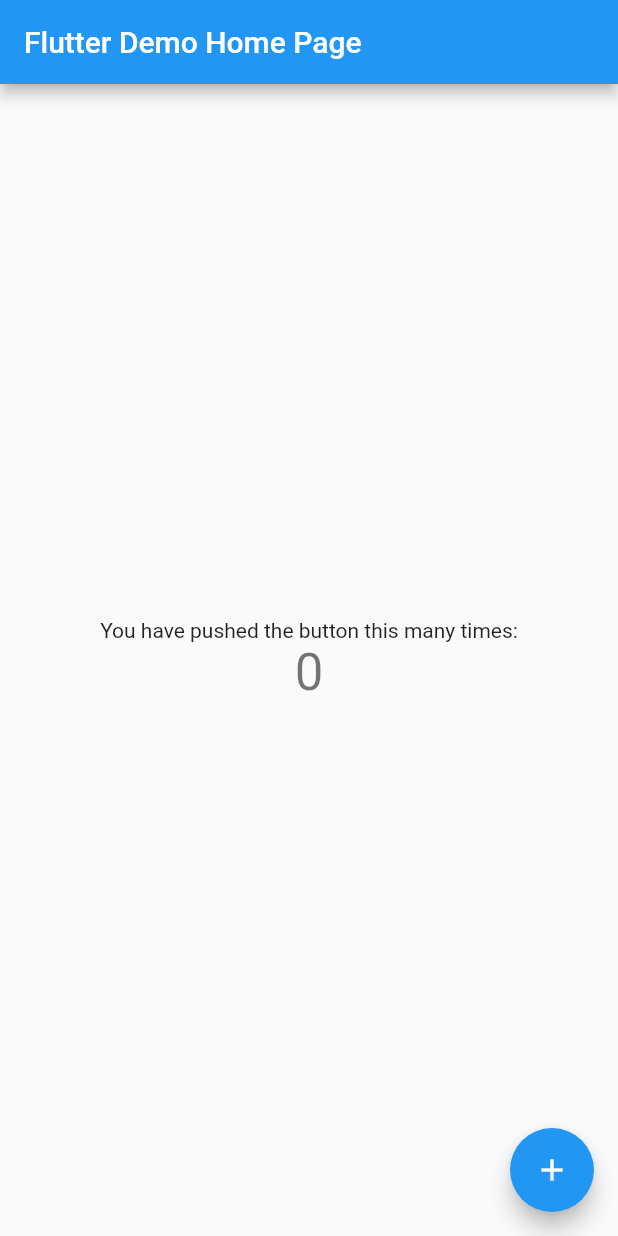
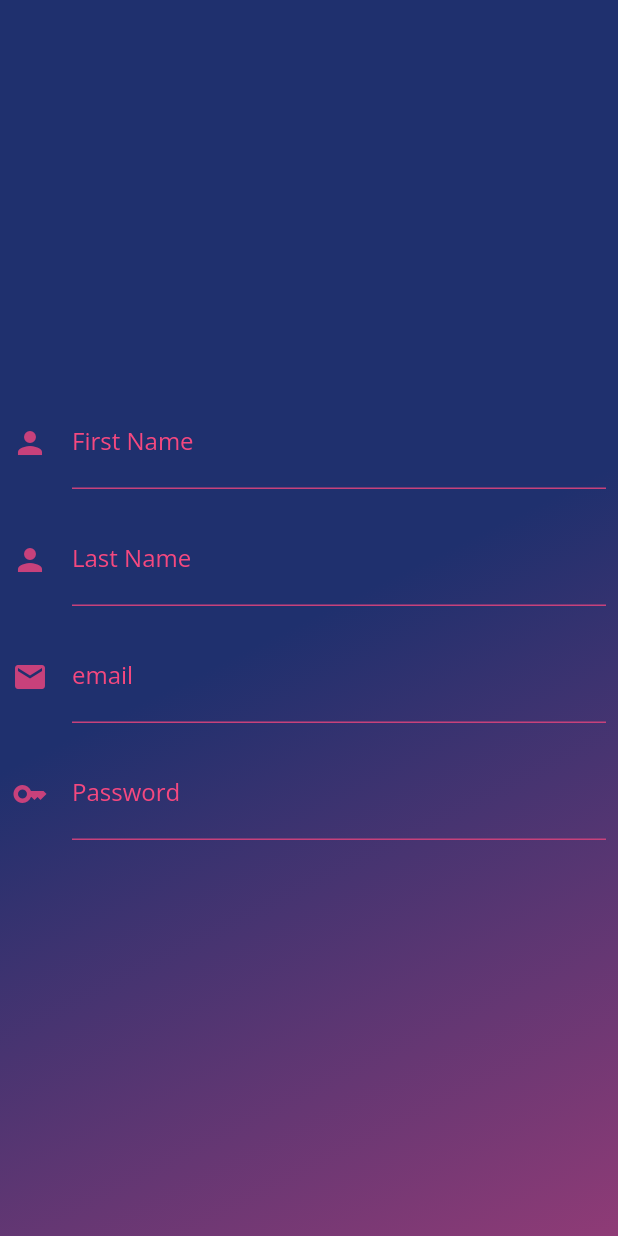
Before and after one commit to matheusmei/fit_record_app, a Flutter app: the screen it shows after launch, on a phone screen of 412 x 824 dp. Run offline on Flutter 3.47's test engine with Material 2 defaults, Android fonts, the phone set to English and light mode, and no system bars; our stand-ins replace dio, google_fonts.

Commit message:
Create API, create a registerpage

```diff
--- /dev/null
+++ b/lib/feature/register_user/register_user_page.dart
@@ -0,0 +1,75 @@
+import 'package:fit_record_app/feature/register_user/user_model.dart';
+import 'package:fit_record_app/widgets/componation/colors_app.dart';
+import 'package:fit_record_app/widgets/componation/font_app.dart';
+import 'package:fit_record_app/widgets/componation/main_text_field.dart';
+import 'package:flutter/material.dart';
+
+class RegisterUserPage extends StatelessWidget {
+  RegisterUserPage({Key? key}) : super(key: key);
+  final firstnameController = TextEditingController();
+  final lastnameController = TextEditingController();
+  final emailController = TextEditingController();
+  final passwordController = TextEditingController();
+  @override
+  Widget build(BuildContext context) {
+    return Container(
+      decoration: BoxDecoration(
+        gradient: LinearGradient(
+          colors: [
+            ColorsApp.maincolor1,
+            ColorsApp.maincolor1,
+            ColorsApp.maincolor2
+          ],
+          begin: Alignment.topLeft,
+          end: Alignment.bottomRight,
+        ),
+      ),
+      child: SafeArea(
+        child: Scaffold(
+          backgroundColor: Colors.transparent,
+          body: Column(
+            mainAxisAlignment: MainAxisAlignment.center,
+            children: [
+              MainTextField(
+                controller: firstnameController,
+                labelText: 'First Name',
+                choosedIcon: Icon(
+                  Icons.person,
+                  color: ColorsApp.maincolor5,
+                ),
+                isObscure: false,
+              ),
+              MainTextField(
+                controller: lastnameController,
+                labelText: 'Last Name',
+                choosedIcon: Icon(
+                  Icons.person,
+                  color: ColorsApp.maincolor5,
+                ),
+                isObscure: false,
+              ),
+              MainTextField(
+                controller: emailController,
+                labelText: 'email',
+                choosedIcon: Icon(
+                  Icons.email,
+                  color: ColorsApp.maincolor5,
+                ),
+                isObscure: false,
+              ),
+              MainTextField(
+                controller: passwordController,
+                labelText: 'Password',
+                choosedIcon: Icon(
+                  Icons.key,
+                  color: ColorsApp.maincolor5,
+                ),
+                isObscure: true,
+              )
+            ],
+          ),
+        ),
+      ),
+    );
+  }
+}
--- /dev/null
+++ b/lib/feature/register_user/user_model.dart
@@ -0,0 +1,63 @@
+import 'dart:convert';
+import 'package:dio/dio.dart';
+import 'package:flutter/cupertino.dart';
+
+Future registerUser(
+  String firstname,
+  String lastname,
+  String email,
+  String password,
+) async {
+  try {
+    var registerUrl = "https://academy-auth.herokuapp.com/register;";
+    var response = await Dio().post(registerUrl, data: {
+      'firts_name': firstname,
+      'last_name': lastname,
+      'email': email,
+      'password': password,
+    });
+    return UserModel.fromJson(response.data as Map<String, dynamic>);
+  } on DioError catch (e) {
+    debugPrint("${e.response}");
+  }
+}
+class UserModel {
+  String? firstName;
+  String? lastName;
+  String? email;
+  String? password;
+  String? sId;
+  int? iV;
+  String? token;
+
+  UserModel(
+      {this.firstName,
+      this.lastName,
+      this.email,
+      this.password,
+      this.sId,
+      this.iV,
+      this.token});
+
+  UserModel.fromJson(Map<String, dynamic> json) {
+    firstName = json['first_name'];
+    lastName = json['last_name'];
+    email = json['email'];
+    password = json['password'];
+    sId = json['_id'];
+    iV = json['__v'];
+    token = json['token'];
+  }
+
+  Map<String, dynamic> toJson() {
+    final Map<String, dynamic> data = new Map<String, dynamic>();
+    data['first_name'] = this.firstName;
+    data['last_name'] = this.lastName;
+    data['email'] = this.email;
+    data['password'] = this.password;
+    data['_id'] = this.sId;
+    data['__v'] = this.iV;
+    data['token'] = this.token;
+    return data;
+  }
+}
--- a/lib/main.dart
+++ b/lib/main.dart
@@ -1,115 +1,7 @@
 import 'package:flutter/material.dart';
+
+import 'my_app.dart';
 
 void main() {
   runApp(const MyApp());
 }
-
-class MyApp extends StatelessWidget {
-  const MyApp({Key? key}) : super(key: key);
-
-  // This widget is the root of your application.
-  @override
-  Widget build(BuildContext context) {
-    return MaterialApp(
-      title: 'Flutter Demo',
-      theme: ThemeData(
-        // This is the theme of your application.
-        //
-        // Try running your application with "flutter run". You'll see the
-        // application has a blue toolbar. Then, without quitting the app, try
-        // changing the primarySwatch below to Colors.green and then invoke
-        // "hot reload" (press "r" in the console where you ran "flutter run",
-        // or simply save your changes to "hot reload" in a Flutter IDE).
-        // Notice that the counter didn't reset back to zero; the application
-        // is not restarted.
-        primarySwatch: Colors.blue,
-      ),
-      home: const MyHomePage(title: 'Flutter Demo Home Page'),
-    );
-  }
-}
-
-class MyHomePage extends StatefulWidget {
-  const MyHomePage({Key? key, required this.title}) : super(key: key);
-
-  // This widget is the home page of your application. It is stateful, meaning
-  // that it has a State object (defined below) that contains fields that affect
-  // how it looks.
-
-  // This class is the configuration for the state. It holds the values (in this
-  // case the title) provided by the parent (in this case the App widget) and
-  // used by the build method of the State. Fields in a Widget subclass are
-  // always marked "final".
-
-  final String title;
-
-  @override
-  State<MyHomePage> createState() => _MyHomePageState();
-}
-
-class _MyHomePageState extends State<MyHomePage> {
-  int _counter = 0;
-
-  void _incrementCounter() {
-    setState(() {
-      // This call to setState tells the Flutter framework that something has
-      // changed in this State, which causes it to rerun the build method below
-      // so that the display can reflect the updated values. If we changed
-      // _counter without calling setState(), then the build method would not be
-      // called again, and so nothing would appear to happen.
-      _counter++;
-    });
-  }
-
-  @override
-  Widget build(BuildContext context) {
-    // This method is rerun every time setState is called, for instance as done
-    // by the _incrementCounter method above.
-    //
-    // The Flutter framework has been optimized to make rerunning build methods
-    // fast, so that you can just rebuild anything that needs updating rather
-    // than having to individually change instances of widgets.
-    return Scaffold(
-      appBar: AppBar(
-        // Here we take the value from the MyHomePage object that was created by
-        // the App.build method, and use it to set our appbar title.
-        title: Text(widget.title),
-      ),
-      body: Center(
-        // Center is a layout widget. It takes a single child and positions it
-        // in the middle of the parent.
-        child: Column(
-          // Column is also a layout widget. It takes a list of children and
-          // arranges them vertically. By default, it sizes itself to fit its
-          // children horizontally, and tries to be as tall as its parent.
-          //
-          // Invoke "debug painting" (press "p" in the console, choose the
-          // "Toggle Debug Paint" action from the Flutter Inspector in Android
-          // Studio, or the "Toggle Debug Paint" command in Visual Studio Code)
-          // to see the wireframe for each widget.
-          //
-          // Column has various properties to control how it sizes itself and
-          // how it positions its children. Here we use mainAxisAlignment to
-          // center the children vertically; the main axis here is the vertical
-          // axis because Columns are vertical (the cross axis would be
-          // horizontal).
-          mainAxisAlignment: MainAxisAlignment.center,
-          children: <Widget>[
-            const Text(
-              'You have pushed the button this many times:',
-            ),
-            Text(
-              '$_counter',
-              style: Theme.of(context).textTheme.headline4,
-            ),
-          ],
-        ),
-      ),
-      floatingActionButton: FloatingActionButton(
-        onPressed: _incrementCounter,
-        tooltip: 'Increment',
-        child: const Icon(Icons.add),
-      ), // This trailing comma makes auto-formatting nicer for build methods.
-    );
-  }
-}
--- /dev/null
+++ b/lib/my_app.dart
@@ -0,0 +1,16 @@
+import 'package:fit_record_app/feature/register_user/register_user_page.dart';
+import 'package:flutter/material.dart';
+
+class MyApp extends StatelessWidget {
+  const MyApp({ Key? key }) : super(key: key);
+
+  @override
+  Widget build(BuildContext context) {
+    return MaterialApp(
+      debugShowCheckedModeBanner: false,
+      title: 'Fit Record',
+      home: RegisterUserPage(),
+
+    );
+  }
+}
--- /dev/null
+++ b/lib/widgets/componation/main_text_field.dart
@@ -0,0 +1,51 @@
+import 'package:flutter/material.dart';
+
+import 'colors_app.dart';
+import 'font_app.dart';
+
+class MainTextField extends StatefulWidget {
+  final TextEditingController controller;
+  final String labelText;
+  final Icon choosedIcon;
+  final bool isObscure;
+
+  const MainTextField(
+      {required this.controller,
+      required this.labelText,
+      required this.choosedIcon,
+      this.isObscure = false,
+      Key? key})
+      : super(key: key);
+
+  @override
+  State<MainTextField> createState() => _MainTextFieldState();
+}
+
+class _MainTextFieldState extends State<MainTextField> {
+  @override
+  Widget build(BuildContext context) {
+    return Padding(
+      padding: EdgeInsets.all(8.0),
+      child: TextField(
+        style: FontApp.mainfont16.copyWith(color: ColorsApp.maincolor3),
+        cursorColor: ColorsApp.maincolor5,
+        controller: widget.controller,
+        obscureText: widget.isObscure,
+        decoration: InputDecoration(
+            icon: widget.choosedIcon,
+            labelText: widget.labelText,
+            labelStyle: TextStyle(color: ColorsApp.maincolor3),
+            enabledBorder: UnderlineInputBorder(
+              borderSide: BorderSide(
+                color: ColorsApp.maincolor5,
+              ),
+            ),
+            focusedBorder: UnderlineInputBorder(
+              borderSide: BorderSide(
+                color: ColorsApp.maincolor5,
+              ),
+            )),
+      ),
+    );
+  }
+}
--- a/pubspec.yaml
+++ b/pubspec.yaml
@@ -35,6 +35,7 @@ dependencies:
   # Use with the CupertinoIcons class for iOS style icons.
   cupertino_icons: ^1.0.2
   google_fonts: ^2.3.2
+  dio: ^4.0.6
 
 dev_dependencies:
   flutter_test:
```
Also changed, not shown: pubspec.lock, 1 other file.
